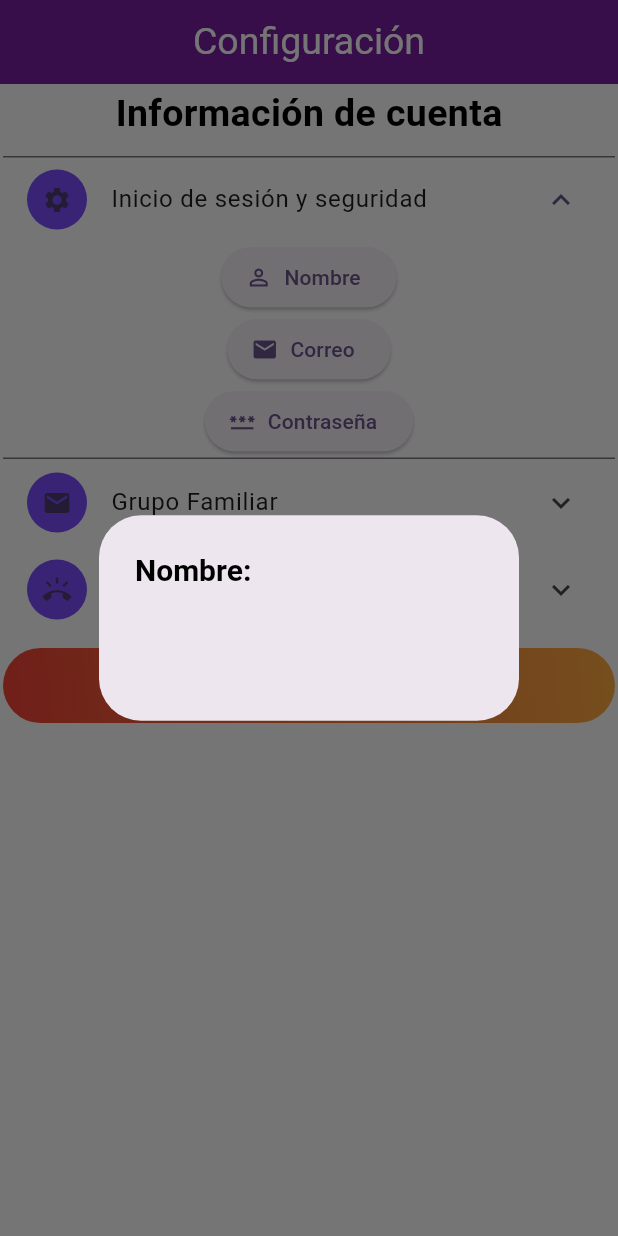
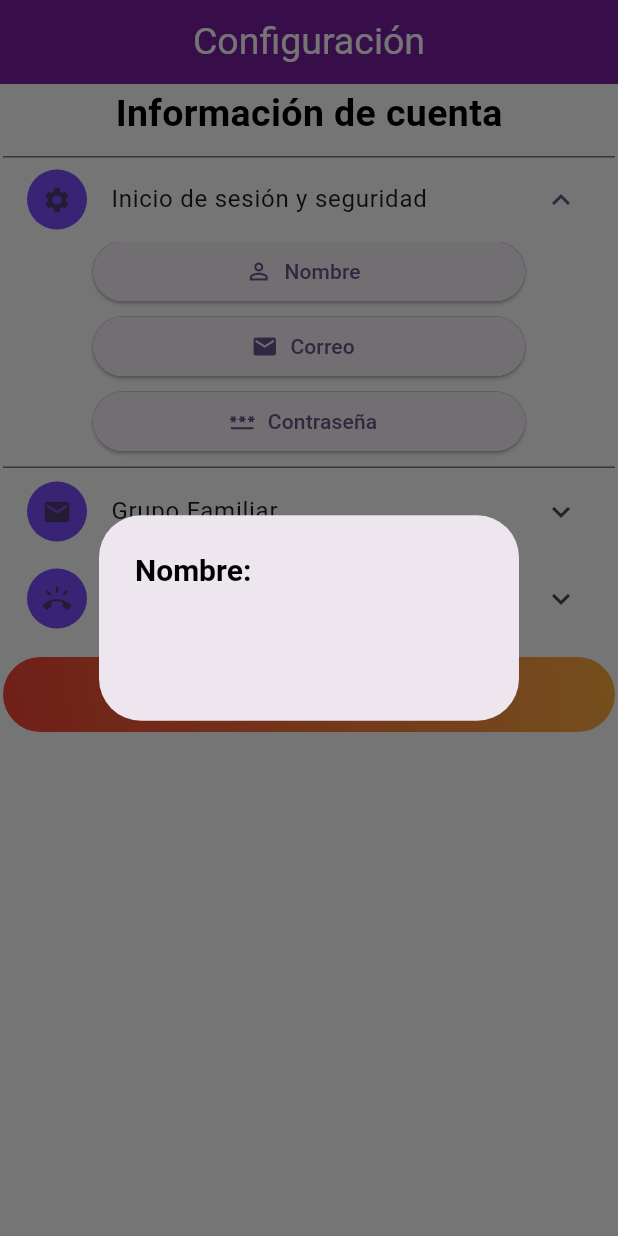
Before and after one commit to UntetheredJ/budgetmaster, a Flutter app: the Configuracion screen opened directly with empty values, after a tap on "Inicio de sesión y seguridad", after a tap on "Nombre", on a phone screen of 412 x 824 dp. Run offline on Flutter 3.47's test engine with Material 2 defaults, Android fonts, the phone set to English and light mode, and no system bars; our stand-ins replace curved_navigation_bar, flutter_local_notifications, sliding_up_panel, supabase, supabase_flutter, timezone; accounts and stored records are empty.

Commit message:
Update configuracion.dart
Cofiguration Page

```diff
--- a/budgetmaster/lib/screens/configuracion.dart
+++ b/budgetmaster/lib/screens/configuracion.dart
@@ -9,6 +9,7 @@ class Configuracion extends StatelessWidget {
 
 @override
 Widget build(BuildContext context) {
+  final screenWidth = MediaQuery.of(context).size.width;
   return Scaffold(
     appBar: AppBar(
       backgroundColor: const Color(0xFF7B1FA2),
@@ -37,9 +38,15 @@ Widget build(BuildContext context) {
               ),
               title: const Text('Inicio de sesión y seguridad'),
               // Contents
-              children: [
 
-                ElevatedButton.icon(
+                  children: [
+                    Container(
+                      height: 40,
+                      width: screenWidth*0.7,
+                      decoration: BoxDecoration(
+                          borderRadius: BorderRadius.circular(100),
+                          color: Colors.purple),
+                 child: ElevatedButton.icon(
                   icon:  const Icon(Icons.person_outline_sharp, size: 18),
                   label: const Text('Nombre'),
                   onPressed: () {showDialog(context: context, builder: (BuildContext context){
@@ -57,18 +64,28 @@ Widget build(BuildContext context) {
                               ),
                             ),
                             const SizedBox(height: 20,),
+                          ],
 
 
-                          ],
+
                         ),
                       ),
                     );
 
                   });},
                 ),
+                    ),
+                    const SizedBox(height: 10,),
+
+                    Container(
+                      height: 40,
+                      width: screenWidth*0.7,
+                      decoration: BoxDecoration(
+                          borderRadius: BorderRadius.circular(100),
+                          color: Colors.purple),
 
 
-                ElevatedButton.icon(
+                child:ElevatedButton.icon(
                       icon:  const Icon(Icons.mail, size: 18),
                       label: const Text('Correo'),
                       onPressed: () {showDialog(context: context, builder: (BuildContext context){
@@ -102,8 +119,17 @@ Widget build(BuildContext context) {
 
                       });},
                     ),
+                    ),
+                    const SizedBox(height: 10,),
 
-                ElevatedButton.icon(
+                    Container(
+                      height: 40,
+                      width: screenWidth*0.7,
+                      decoration: BoxDecoration(
+                          borderRadius: BorderRadius.circular(100),
+                          color: Colors.purple),
+
+                child: ElevatedButton.icon(
                   icon:  const Icon(Icons.password, size: 18),
                   label: const Text('Contraseña'),
                   onPressed: () {showDialog(context: context, builder: (BuildContext context){
@@ -129,6 +155,8 @@ Widget build(BuildContext context) {
 
                   });},
                 ),
+                    ),
+                    const SizedBox(height: 10,),
 
 
               ],
```
